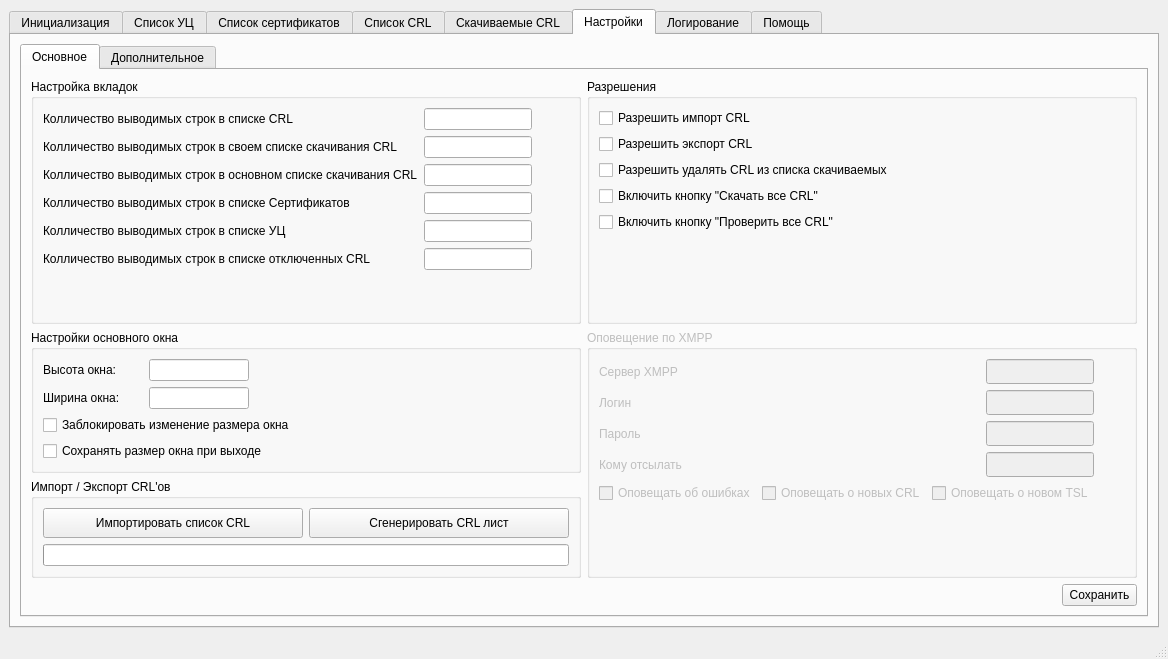
This is main.ui in MrSaerus/E-TrustCRLparsing as Qt 5 draws it before an edit. The edited form follows.
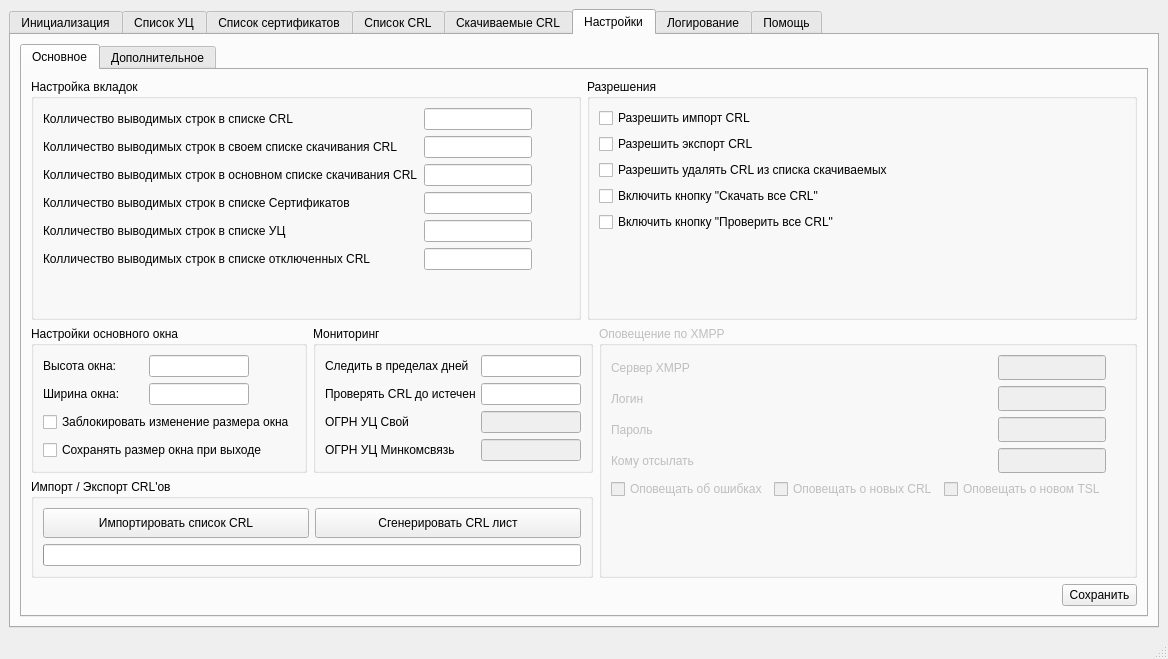
This is the edited form. The open tabs and pages were chosen to show the change.

Commit message: Added buttons for sorting data in tables

```diff
--- a/main.ui
+++ b/main.ui
@@ -2366,6 +2366,8 @@
                 <item>
                  <layout class="QVBoxLayout" name="verticalLayout_79">
                   <item>
+                   <layout class="QHBoxLayout" name="horizontalLayout_81">
+                    <item>
                    <widget class="QGroupBox" name="groupBox_21">
                     <property name="title">
                      <string>Настройки основного окна</string>
@@ -2596,16 +2598,271 @@
                             </item>
                            </layout>
                           </item>
+                           </layout>
+                          </item>
+                         </layout>
+                        </widget>
+                       </item>
+                      </layout>
+                     </widget>
+                    </item>
                           <item>
-                           <layout class="QHBoxLayout" name="horizontalLayout_37"/>
-                          </item>
-                         </layout>
-                        </item>
-                       </layout>
-                      </widget>
-                     </item>
-                    </layout>
-                   </widget>
+                     <widget class="QGroupBox" name="groupBox_8">
+                      <property name="title">
+                       <string>Мониторинг</string>
+                      </property>
+                      <layout class="QVBoxLayout" name="verticalLayout_55">
+                       <item>
+                        <layout class="QVBoxLayout" name="verticalLayout_54">
+                         <item>
+                          <layout class="QHBoxLayout" name="horizontalLayout_84">
+                           <item alignment="Qt::AlignLeft">
+                            <widget class="QFrame" name="frame_33">
+                             <property name="sizePolicy">
+                              <sizepolicy hsizetype="Preferred" vsizetype="Preferred">
+                               <horstretch>0</horstretch>
+                               <verstretch>0</verstretch>
+                              </sizepolicy>
+                             </property>
+                             <property name="frameShape">
+                              <enum>QFrame::NoFrame</enum>
+                             </property>
+                             <property name="frameShadow">
+                              <enum>QFrame::Raised</enum>
+                             </property>
+                             <layout class="QHBoxLayout" name="horizontalLayout_88">
+                              <property name="leftMargin">
+                               <number>0</number>
+                              </property>
+                              <property name="topMargin">
+                               <number>0</number>
+                              </property>
+                              <property name="rightMargin">
+                               <number>0</number>
+                              </property>
+                              <property name="bottomMargin">
+                               <number>0</number>
+                              </property>
+                              <item>
+                               <widget class="QLabel" name="label_39">
+                                <property name="minimumSize">
+                                 <size>
+                                  <width>150</width>
+                                  <height>0</height>
+                                 </size>
+                                </property>
+                                <property name="maximumSize">
+                                 <size>
+                                  <width>150</width>
+                                  <height>16777215</height>
+                                 </size>
+                                </property>
+                                <property name="text">
+                                 <string>Следить в пределах дней</string>
+                                </property>
+                               </widget>
+                              </item>
+                              <item>
+                               <widget class="QLineEdit" name="lineEdit_23">
+                                <property name="maximumSize">
+                                 <size>
+                                  <width>100</width>
+                                  <height>16777215</height>
+                                 </size>
+                                </property>
+                               </widget>
+                              </item>
+                             </layout>
+                            </widget>
+                           </item>
+                          </layout>
+                         </item>
+                         <item>
+                          <layout class="QHBoxLayout" name="horizontalLayout_85">
+                           <item alignment="Qt::AlignLeft">
+                            <widget class="QFrame" name="frame_34">
+                             <property name="frameShape">
+                              <enum>QFrame::NoFrame</enum>
+                             </property>
+                             <property name="frameShadow">
+                              <enum>QFrame::Raised</enum>
+                             </property>
+                             <layout class="QHBoxLayout" name="horizontalLayout_89">
+                              <property name="leftMargin">
+                               <number>0</number>
+                              </property>
+                              <property name="topMargin">
+                               <number>0</number>
+                              </property>
+                              <property name="rightMargin">
+                               <number>0</number>
+                              </property>
+                              <property name="bottomMargin">
+                               <number>0</number>
+                              </property>
+                              <item>
+                               <widget class="QLabel" name="label_40">
+                                <property name="minimumSize">
+                                 <size>
+                                  <width>150</width>
+                                  <height>0</height>
+                                 </size>
+                                </property>
+                                <property name="maximumSize">
+                                 <size>
+                                  <width>150</width>
+                                  <height>16777215</height>
+                                 </size>
+                                </property>
+                                <property name="text">
+                                 <string>Проверять CRL до истечения</string>
+                                </property>
+                               </widget>
+                              </item>
+                              <item>
+                               <widget class="QLineEdit" name="lineEdit_24">
+                                <property name="maximumSize">
+                                 <size>
+                                  <width>100</width>
+                                  <height>16777215</height>
+                                 </size>
+                                </property>
+                               </widget>
+                              </item>
+                             </layout>
+                            </widget>
+                           </item>
+                          </layout>
+                         </item>
+                         <item>
+                          <layout class="QHBoxLayout" name="horizontalLayout_86">
+                           <item alignment="Qt::AlignLeft">
+                            <widget class="QFrame" name="frame_35">
+                             <property name="frameShape">
+                              <enum>QFrame::NoFrame</enum>
+                             </property>
+                             <property name="frameShadow">
+                              <enum>QFrame::Raised</enum>
+                             </property>
+                             <layout class="QHBoxLayout" name="horizontalLayout_90">
+                              <property name="leftMargin">
+                               <number>0</number>
+                              </property>
+                              <property name="topMargin">
+                               <number>0</number>
+                              </property>
+                              <property name="rightMargin">
+                               <number>0</number>
+                              </property>
+                              <property name="bottomMargin">
+                               <number>0</number>
+                              </property>
+                              <item>
+                               <widget class="QLabel" name="label_45">
+                                <property name="enabled">
+                                 <bool>true</bool>
+                                </property>
+                                <property name="minimumSize">
+                                 <size>
+                                  <width>150</width>
+                                  <height>0</height>
+                                 </size>
+                                </property>
+                                <property name="maximumSize">
+                                 <size>
+                                  <width>150</width>
+                                  <height>16777215</height>
+                                 </size>
+                                </property>
+                                <property name="text">
+                                 <string>ОГРН УЦ Свой</string>
+                                </property>
+                               </widget>
+                              </item>
+                              <item>
+                               <widget class="QLineEdit" name="lineEdit_25">
+                                <property name="enabled">
+                                 <bool>false</bool>
+                                </property>
+                                <property name="maximumSize">
+                                 <size>
+                                  <width>100</width>
+                                  <height>16777215</height>
+                                 </size>
+                                </property>
+                               </widget>
+                              </item>
+                             </layout>
+                            </widget>
+                           </item>
+                          </layout>
+                         </item>
+                         <item>
+                          <layout class="QHBoxLayout" name="horizontalLayout_37">
+                           <item alignment="Qt::AlignLeft">
+                            <widget class="QFrame" name="frame_36">
+                             <property name="frameShape">
+                              <enum>QFrame::NoFrame</enum>
+                             </property>
+                             <property name="frameShadow">
+                              <enum>QFrame::Raised</enum>
+                             </property>
+                             <layout class="QHBoxLayout" name="horizontalLayout_87">
+                              <property name="leftMargin">
+                               <number>0</number>
+                              </property>
+                              <property name="topMargin">
+                               <number>0</number>
+                              </property>
+                              <property name="rightMargin">
+                               <number>0</number>
+                              </property>
+                              <property name="bottomMargin">
+                               <number>0</number>
+                              </property>
+                              <item>
+                               <widget class="QLabel" name="label_46">
+                                <property name="minimumSize">
+                                 <size>
+                                  <width>150</width>
+                                  <height>0</height>
+                                 </size>
+                                </property>
+                                <property name="maximumSize">
+                                 <size>
+                                  <width>150</width>
+                                  <height>16777215</height>
+                                 </size>
+                                </property>
+                                <property name="text">
+                                 <string>ОГРН УЦ Минкомсвязь</string>
+                                </property>
+                               </widget>
+                              </item>
+                              <item>
+                               <widget class="QLineEdit" name="lineEdit_26">
+                                <property name="enabled">
+                                 <bool>false</bool>
+                                </property>
+                                <property name="maximumSize">
+                                 <size>
+                                  <width>100</width>
+                                  <height>16777215</height>
+                                 </size>
+                                </property>
+                               </widget>
+                              </item>
+                             </layout>
+                            </widget>
+                           </item>
+                          </layout>
+                         </item>
+                        </layout>
+                       </item>
+                      </layout>
+                     </widget>
+                    </item>
+                   </layout>
                   </item>
                   <item>
                    <widget class="QGroupBox" name="groupBox_14">
```
Left out of the diff: 253 changed lines with no effect on the pictures. Lines whose indentation alone changed are shown as unchanged. The commit also changes 1 other file.
